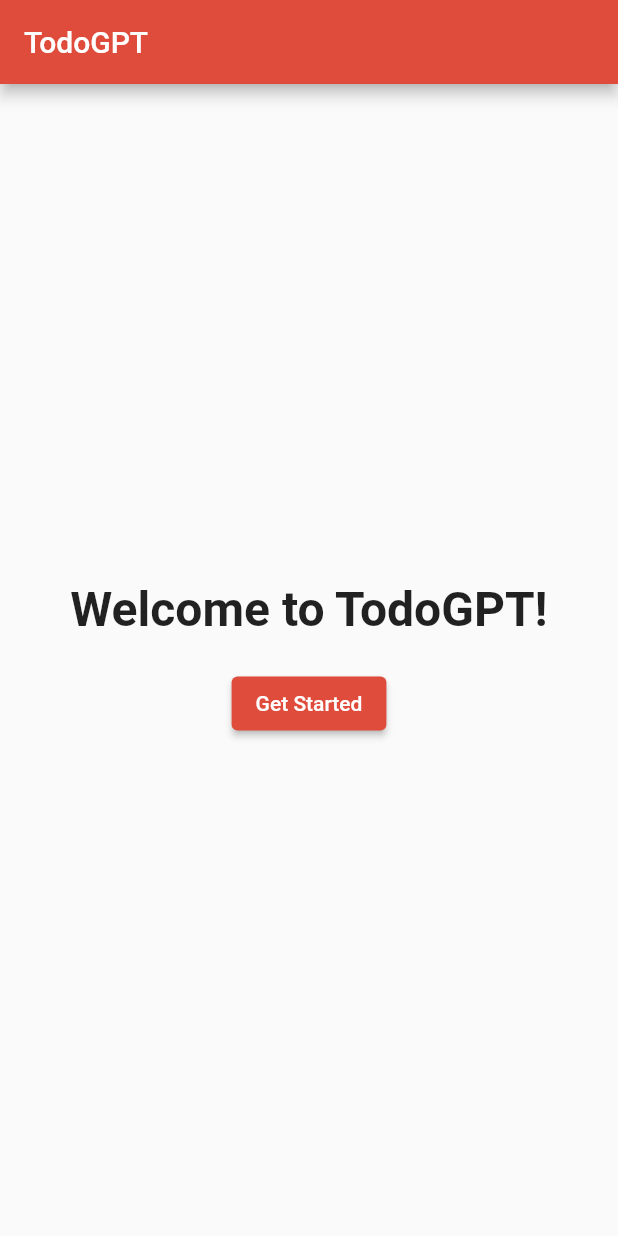
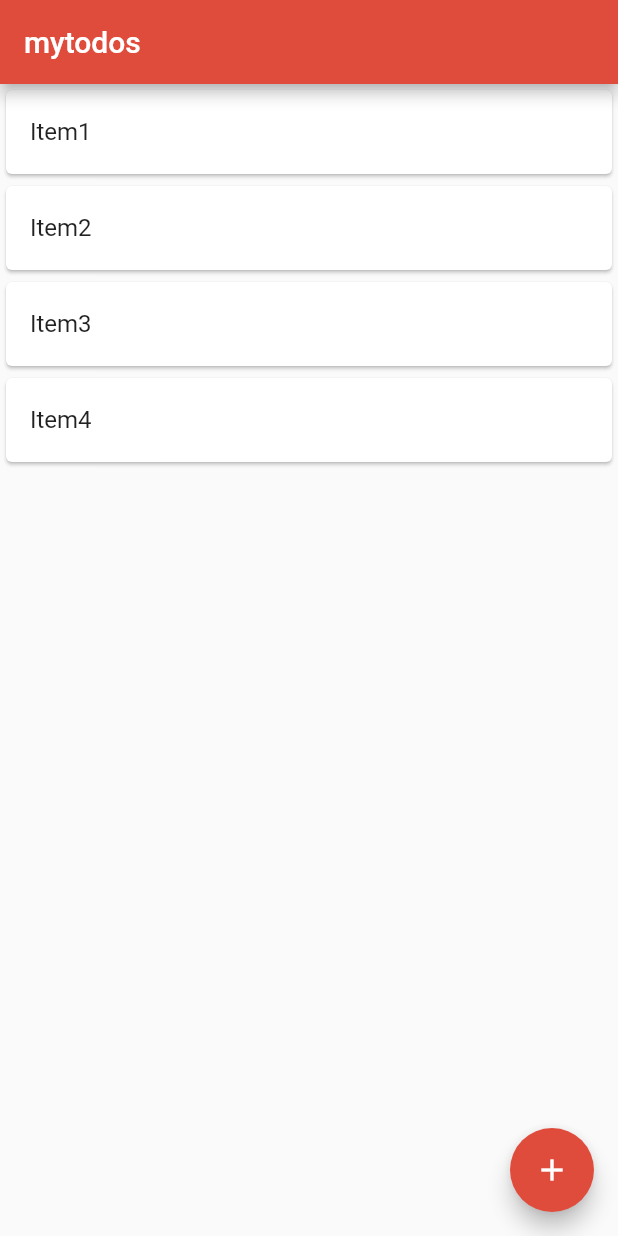
Before and after one commit to seonwoo960000/flutter-todo, a Flutter app: the screen it shows after launch, on a phone screen of 412 x 824 dp. Run offline on Flutter 3.47's test engine with Material 2 defaults, Android fonts, the phone set to English and light mode, and no system bars.

Commit message:
Add todo list and button

```diff
--- a/lib/main.dart
+++ b/lib/main.dart
@@ -1,8 +1,6 @@
-import 'dart:math';
-
 import 'package:flutter/material.dart';
-import 'package:flutter_slidable/flutter_slidable.dart';
-import 'package:grouped_list/grouped_list.dart';
+import 'package:todo/ui/screens/home/main_screen.dart';
+import 'package:todo/ui/theme/colors.dart';
 
 void main() {
   runApp(const TodoApp());
@@ -15,57 +13,14 @@ class TodoApp extends StatelessWidget {
 
   @override
   Widget build(BuildContext context) {
-    const MaterialColor myColor = MaterialColor(primaryColor, <int, Color>{
-      50: Color(primaryColor),
-      100: Color(primaryColor),
-      200: Color(primaryColor),
-      300: Color(primaryColor),
-      400: Color(primaryColor),
-      500: Color(primaryColor),
-      600: Color(primaryColor),
-      700: Color(primaryColor),
-      800: Color(primaryColor),
-      900: Color(primaryColor),
-    });
 
     return MaterialApp(
       title: 'TodoGPT',
       theme: ThemeData(
-        primarySwatch: myColor,
+        primarySwatch: todoPrimaryColor,
         visualDensity: VisualDensity.adaptivePlatformDensity,
       ),
-      home: const MyHomePage(title: 'TodoGPT')
+      home: const MainScreen(title: 'TodoGPT')
     );
   }
 }
-
-class MyHomePage extends StatelessWidget {
-  final String title;
-
-  const MyHomePage({Key? key, required this.title}) : super(key: key);
-
-  @override
-  Widget build(BuildContext context) {
-    return Scaffold(
-      appBar: AppBar(
-        title: Text(title),
-      ),
-      body: Center(
-        child: Column(
-          mainAxisAlignment: MainAxisAlignment.center,
-          children: [
-            const Text(
-              'Welcome to TodoGPT!',
-              style: TextStyle(fontSize: 32, fontWeight: FontWeight.bold),
-            ),
-            const SizedBox(height: 20),
-            ElevatedButton(
-              onPressed: () {},
-              child: const Text('Get Started'),
-            ),
-          ],
-        ),
-      ),
-    );
-  }
-}
--- /dev/null
+++ b/lib/ui/screens/home/main_screen.dart
@@ -0,0 +1,69 @@
+import 'package:flutter/material.dart';
+
+class MainScreen extends StatefulWidget {
+  final String title;
+
+  const MainScreen({Key? key, required this.title}) : super(key: key);
+
+  @override
+  State<StatefulWidget> createState() => _MainScreenState();
+}
+
+class _MainScreenState extends State<MainScreen> {
+  List todos = [];
+  String input = "";
+
+  @override
+  void initState() {
+    super.initState();
+    todos.add("Item1");
+    todos.add("Item2");
+    todos.add("Item3");
+    todos.add("Item4");
+  }
+
+  @override
+  Widget build(BuildContext context) {
+    return Scaffold(
+      appBar: AppBar(
+        title: Text("mytodos"),
+      ),
+      floatingActionButton: FloatingActionButton(
+        onPressed: () {
+          showDialog(
+              context: context,
+              builder: (BuildContext context) {
+                return AlertDialog(
+                    title: Text("Add Todolist"),
+                    content: TextField(
+                      onChanged: (String value) {
+                        input = value;
+                      },
+                    ),
+                    actions: <Widget>[
+                      FloatingActionButton(onPressed: (){
+                        setState(() {
+                          todos.add(input);
+                        });
+                      },
+                          child: Text("Add"))
+                    ]
+                );
+              });
+        },
+        child: Icon(
+          Icons.add,
+          color: Colors.white,
+        ),
+      ),
+      body: ListView.builder(
+          itemCount: todos.length,
+          itemBuilder: (BuildContext context, int index) {
+            return Dismissible(key: Key(todos[index]), child: Card(
+                child: ListTile(title: Text(todos[index]),
+                )
+            ));
+          }),
+    );
+  }
+}
--- /dev/null
+++ b/lib/ui/theme/colors.dart
@@ -0,0 +1,16 @@
+import 'package:flutter/material.dart';
+
+const int primaryColor = 0xFFE04C3C;
+
+const MaterialColor todoPrimaryColor = MaterialColor(primaryColor, <int, Color>{
+  50: Color(primaryColor),
+  100: Color(primaryColor),
+  200: Color(primaryColor),
+  300: Color(primaryColor),
+  400: Color(primaryColor),
+  500: Color(primaryColor),
+  600: Color(primaryColor),
+  700: Color(primaryColor),
+  800: Color(primaryColor),
+  900: Color(primaryColor),
+});
```
Also changed, not shown: lib/data /models/task.dart (added), lib/data /repositories/task_repository.dart (added), lib/ui/theme/fonts.dart (added), lib/ui/widgets/todo_title.dart (added).
